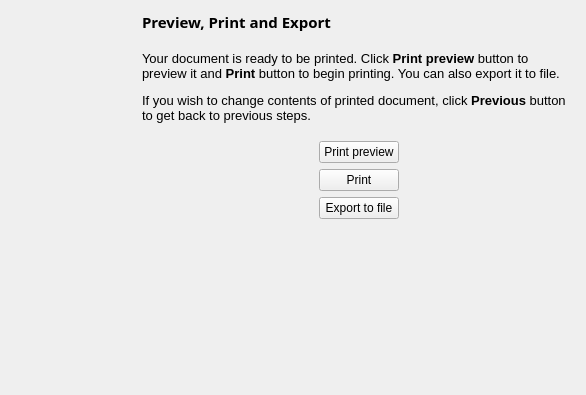
Qt form kstars/printing/pwizprint.ui (KDE/kstars) before a commit.
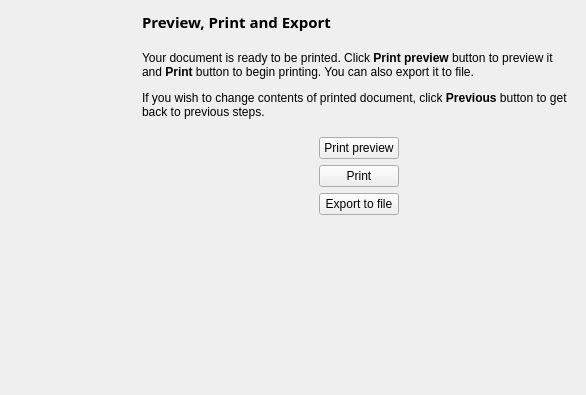
The same form after that commit.

Patch:
```diff
--- a/kstars/printing/pwizprint.ui
+++ b/kstars/printing/pwizprint.ui
@@ -97,12 +97,8 @@
      <item>
       <widget class="QLabel" name="stepText">
        <property name="text">
-        <string>&lt;!DOCTYPE HTML PUBLIC &quot;-//W3C//DTD HTML 4.0//EN&quot; &quot;http://www.w3.org/TR/REC-html40/strict.dtd&quot;&gt;
-&lt;html&gt;&lt;head&gt;&lt;meta name=&quot;qrichtext&quot; content=&quot;1&quot; /&gt;&lt;style type=&quot;text/css&quot;&gt;
-p, li { white-space: pre-wrap; }
-&lt;/style&gt;&lt;/head&gt;&lt;body style=&quot; font-family:'Sans'; font-size:10pt; font-weight:400; font-style:normal;&quot;&gt;
-&lt;p style=&quot; margin-top:12px; margin-bottom:12px; margin-left:0px; margin-right:0px; -qt-block-indent:0; text-indent:0px;&quot;&gt;Your document is ready to be printed. Click &lt;span style=&quot; font-weight:600;&quot;&gt;Print preview &lt;/span&gt;button to preview it and &lt;span style=&quot; font-weight:600;&quot;&gt;Print &lt;/span&gt;button to begin printing. You can also export it to file.&lt;/p&gt;
-&lt;p style=&quot; margin-top:12px; margin-bottom:12px; margin-left:0px; margin-right:0px; -qt-block-indent:0; text-indent:0px;&quot;&gt;If you wish to change contents of printed document, click &lt;span style=&quot; font-weight:600;&quot;&gt;Previous &lt;/span&gt;button to get back to previous steps.&lt;/p&gt;&lt;/body&gt;&lt;/html&gt;</string>
+        <string>&lt;p&gt;Your document is ready to be printed. Click &lt;b&gt;Print preview&lt;/b&gt; button to preview it and &lt;b&gt;Print&lt;/b&gt; button to begin printing. You can also export it to file.&lt;/p&gt;
+&lt;p&gt;If you wish to change contents of printed document, click &lt;b&gt;Previous&lt;/b&gt; button to get back to previous steps.&lt;/p&gt;</string>
        </property>
        <property name="wordWrap">
         <bool>true</bool>
```
